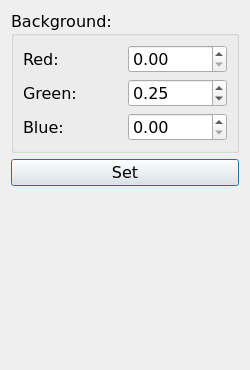
This is ControlWindow.ui in 8Observer8/SingleTriangleEditor as Qt 5 draws it before an edit. The edited form follows.
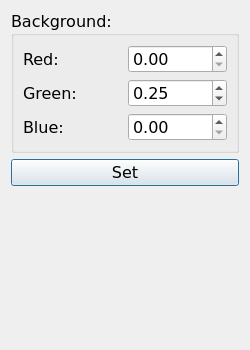
This is the edited form.

Patch:
```diff
--- a/ControlWindow.ui
+++ b/ControlWindow.ui
@@ -7,7 +7,7 @@
     <x>0</x>
     <y>0</y>
     <width>250</width>
-    <height>370</height>
+    <height>350</height>
    </rect>
   </property>
   <property name="font">
```
Left out of the diff: 11 changed lines with no effect on the pictures.
